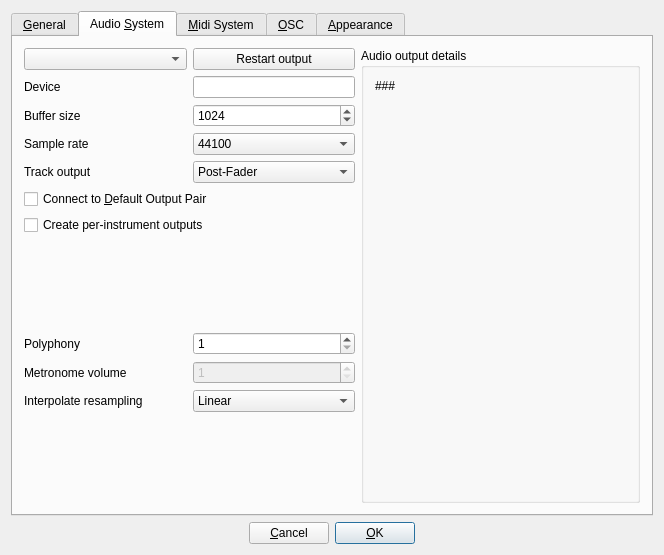
Old version of the form src/gui/src/PreferencesDialog_UI.ui in the repository hydrogen-music/hydrogen.
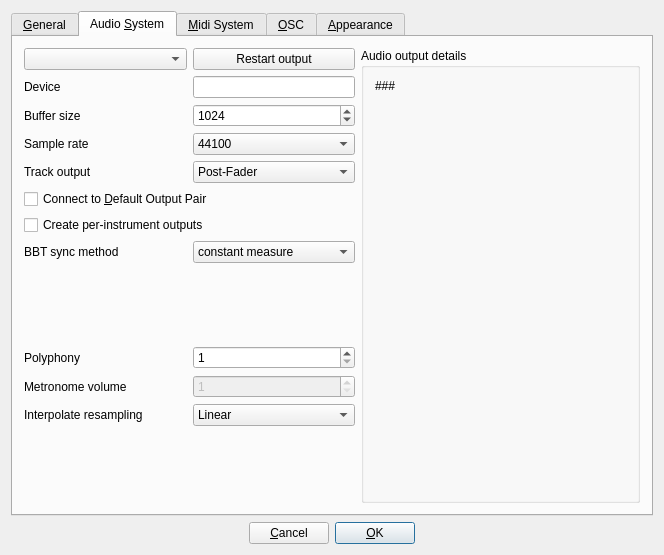
New version of the form. The open tabs and pages were chosen to show the change. Custom widgets are drawn as their Qt base class.

Commit message: integrate BBT sync method into GUI

The edit to the form file:
```diff
--- a/src/gui/src/PreferencesDialog_UI.ui
+++ b/src/gui/src/PreferencesDialog_UI.ui
@@ -411,6 +411,54 @@
              </property>
             </widget>
            </item>
+		   <item>
+			 <layout class="QGridLayout">
+			   <item row="0" column="0">
+				 <widget class="QLabel" name="jackBBTSyncLbl">
+				   <property name="minimumSize">
+					 <size>
+					   <width>0</width>
+					   <height>22</height>
+					 </size>
+				   </property>
+				   <property name="text">
+					 <string>BBT sync method</string>
+				   </property>
+				   <property name="toolTip">
+					 <string>Specifies the variable, which has to remain constant in order to guarantee a working synchronization and relocation in the presence of another Jack timebase master.</string>
+				   </property>
+				 </widget>
+			   </item>
+			   <item row="0" column="1">	 
+				 <widget class="QComboBox" name="jackBBTSyncComboBox">
+				   <property name="minimumSize">
+					 <size>
+					   <width>0</width>
+					   <height>22</height>
+					 </size>
+				   </property>
+				   <property name="toolTip">
+					 <string>Specifies the variable, which has to remain constant in order to guarantee a working synchronization and relocation in the presence of another Jack timebase master.</string>
+				   </property>
+				   <item>
+					 <property name="text">
+					   <string>constant measure</string>
+					 </property>
+				   </item>
+				   <item>
+					 <property name="text">
+					   <string>constant tempo</string>
+					 </property>
+				   </item>
+				   <item>
+					 <property name="text">
+					   <string>matching bars</string>
+					 </property>
+				   </item>
+				 </widget>
+			   </item>
+			 </layout>
+		   </item>
           </layout>
          </item>
          <item>
```
The commit also changes 2 other files.
